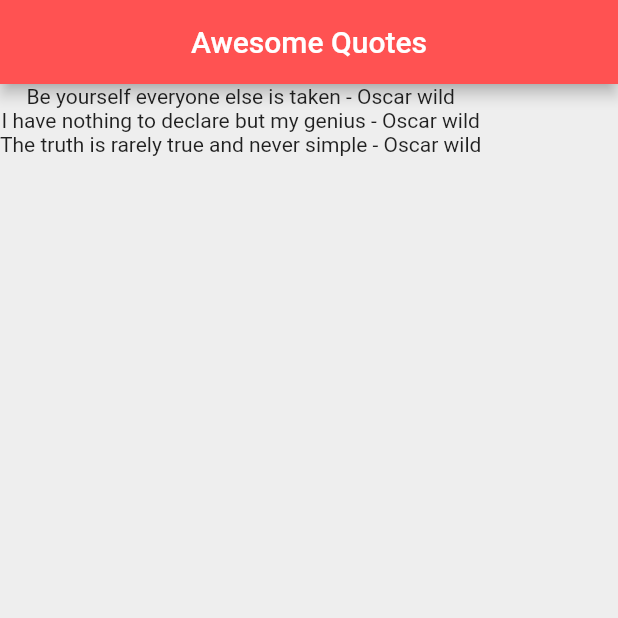
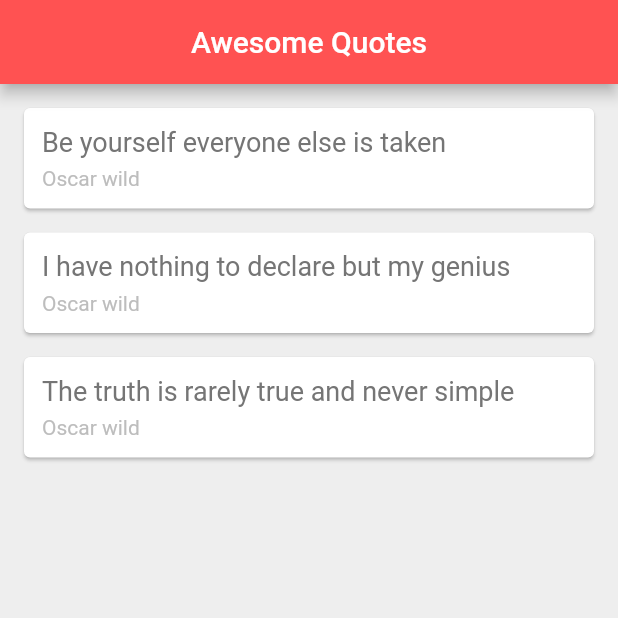
Before and after one commit to daniellekom/quotes_app_flutter, a Flutter app: the screen it shows after launch, on a phone screen of 412 x 824 dp, the top half of it. Run offline on Flutter 3.47's test engine with Material 2 defaults, Android fonts, the phone set to English and light mode, and no system bars.

Commit message:
added styling to quotes

```diff
--- a/lib/main.dart
+++ b/lib/main.dart
@@ -20,6 +20,33 @@ Quote(author: 'Oscar wild', text: 'I have nothing to declare but my genius'),
 Quote(author: 'Oscar wild', text: 'The truth is rarely true and never simple'),
   ];
 
+Widget quoteTemplate(quote){
+  return Card(
+    margin: const EdgeInsets.fromLTRB(16.0, 16.0, 16.0, 0.0),
+    child:Padding(
+      padding: const EdgeInsets.all(12.0),
+      child: Column(
+        crossAxisAlignment: CrossAxisAlignment.stretch,
+        children: [
+        Text(
+          quote.text,
+          style: TextStyle(
+            fontSize: 18.0,
+            color: Colors.grey[600],
+          ),
+        ),
+        const SizedBox(height: 6.0),
+        Text(
+          quote.author,
+          style:TextStyle(
+            fontSize: 14.0,
+            color:Colors.grey[400],
+          )
+        )
+      ],),
+    )
+  );
+}
 
 
   @override
@@ -32,7 +59,7 @@ Quote(author: 'Oscar wild', text: 'The truth is rarely true and never simple'),
         backgroundColor: Colors.redAccent,
       ),
       body: Column(
-        children: quotes.map((quote)=> Text('${quote.text} - ${quote.author}')).toList(),
+        children: quotes.map((quote)=> quoteTemplate(quote)).toList(),
       )
 
     );
```
